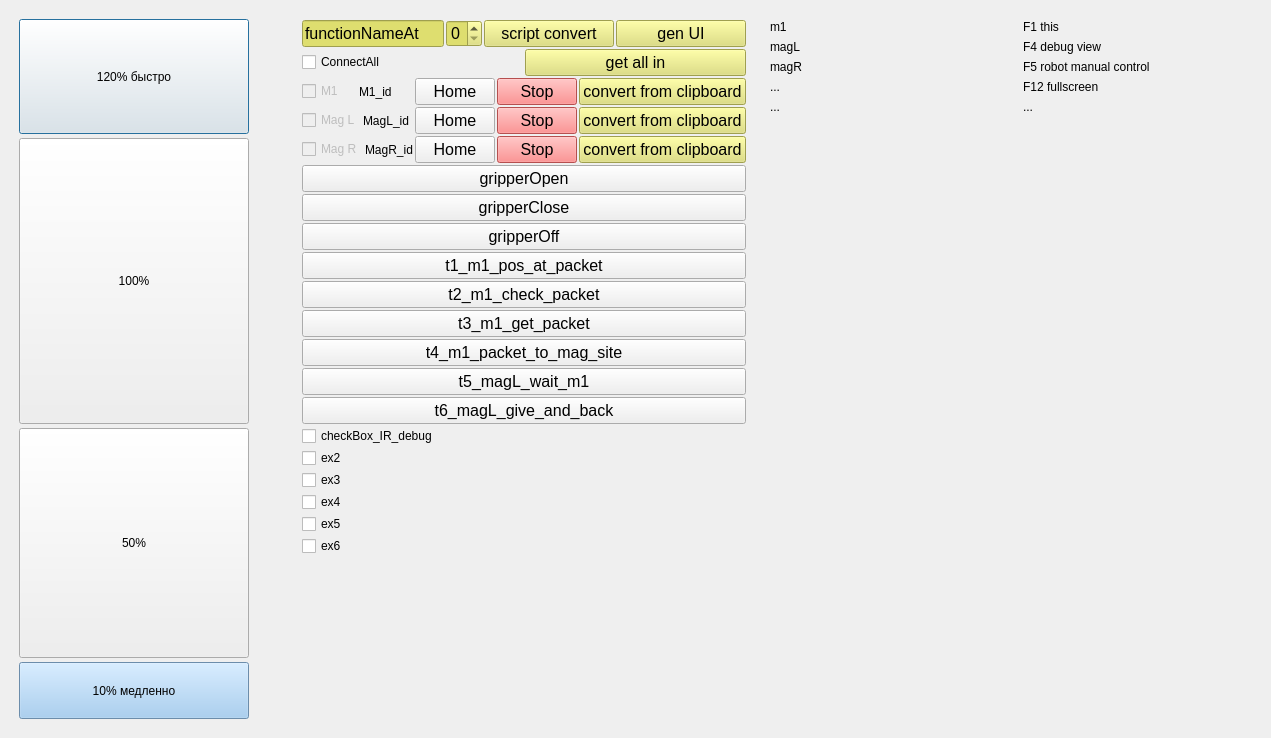
pavel-b-kr12/DoBot_multicontroll, file dispenser_gift_py/main.ui: the form before one commit.
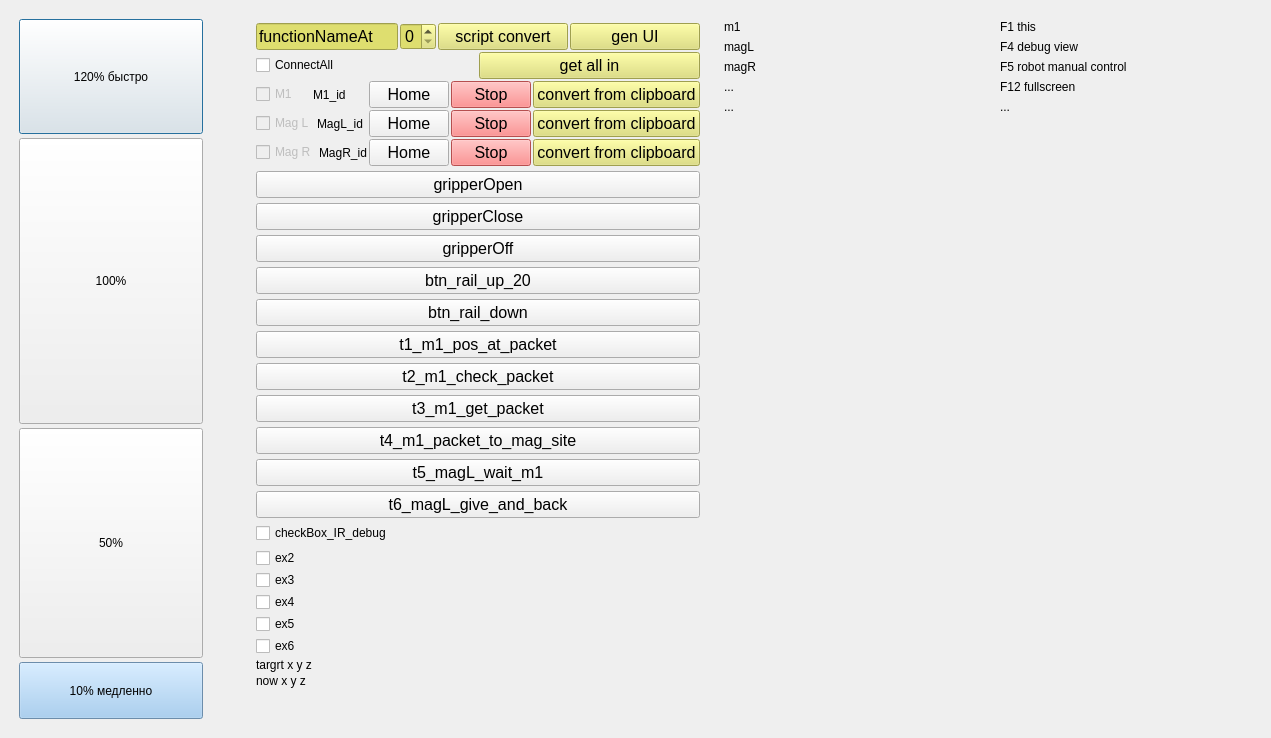
The form after the commit.

Diff of the .ui file:
```diff
--- a/dispenser_gift_py/main.ui
+++ b/dispenser_gift_py/main.ui
@@ -21,7 +21,7 @@
     <widget class="QWidget" name="widget_fill" native="true">
      <property name="maximumSize">
       <size>
-       <width>340</width>
+       <width>200</width>
        <height>16777215</height>
       </size>
      </property>
@@ -990,6 +990,42 @@
         </property>
        </widget>
       </item>
+      <item>
+       <widget class="QPushButton" name="btn_rail_up_20">
+        <property name="font">
+         <font>
+          <pointsize>12</pointsize>
+          <weight>50</weight>
+          <italic>false</italic>
+          <bold>false</bold>
+         </font>
+        </property>
+        <property name="styleSheet">
+         <string notr="true">font: 12pt ;</string>
+        </property>
+        <property name="text">
+         <string>btn_rail_up_20</string>
+        </property>
+       </widget>
+      </item>
+      <item>
+       <widget class="QPushButton" name="btn_rail_down">
+        <property name="font">
+         <font>
+          <pointsize>12</pointsize>
+          <weight>50</weight>
+          <italic>false</italic>
+          <bold>false</bold>
+         </font>
+        </property>
+        <property name="styleSheet">
+         <string notr="true">font: 12pt ;</string>
+        </property>
+        <property name="text">
+         <string>btn_rail_down</string>
+        </property>
+       </widget>
+      </item>
       <item>
        <widget class="QPushButton" name="t1_m1_pos_at_packet">
         <property name="font">
@@ -1113,15 +1149,13 @@
         </property>
        </widget>
       </item>
-	   <item>
-         <widget class="QCheckBox" name="checkBox_IR_debug">
-          <property name="text">
-           <string>checkBox_IR_debug</string>
-          </property>
-         </widget>
-        </item>
-	  
-	  
+      <item>
+       <widget class="QCheckBox" name="checkBox_IR_debug">
+        <property name="text">
+         <string>checkBox_IR_debug</string>
+        </property>
+       </widget>
+      </item>
       <item>
        <layout class="QVBoxLayout" name="verticalLayout_3">
         <item>
@@ -1159,26 +1193,35 @@
           </property>
          </widget>
         </item>
-        <item>
-         <spacer name="verticalSpacer">
-          <property name="orientation">
-           <enum>Qt::Vertical</enum>
-          </property>
-          <property name="sizeHint" stdset="0">
-           <size>
-            <width>20</width>
-            <height>40</height>
-           </size>
-          </property>
-         </spacer>
-        </item>
         <item>
          <layout class="QHBoxLayout" name="horizontalLayout_gen">
           <property name="sizeConstraint">
            <enum>QLayout::SetDefaultConstraint</enum>
           </property>
           <item>
-           <layout class="QVBoxLayout" name="verticalLayout_m1"/>
+           <layout class="QVBoxLayout" name="verticalLayout_m1">
+            <item>
+             <widget class="QLabel" name="label_m1_pos_target">
+              <property name="text">
+               <string>targrt x y z</string>
+              </property>
+             </widget>
+            </item>
+            <item>
+             <widget class="QLabel" name="label_m1_pos_now">
+              <property name="text">
+               <string>now x y z</string>
+              </property>
+             </widget>
+            </item>
+            <item>
+             <widget class="QLabel" name="label_m1_err">
+              <property name="text">
+               <string/>
+              </property>
+             </widget>
+            </item>
+           </layout>
           </item>
           <item>
            <layout class="QVBoxLayout" name="verticalLayout_magR"/>
```
